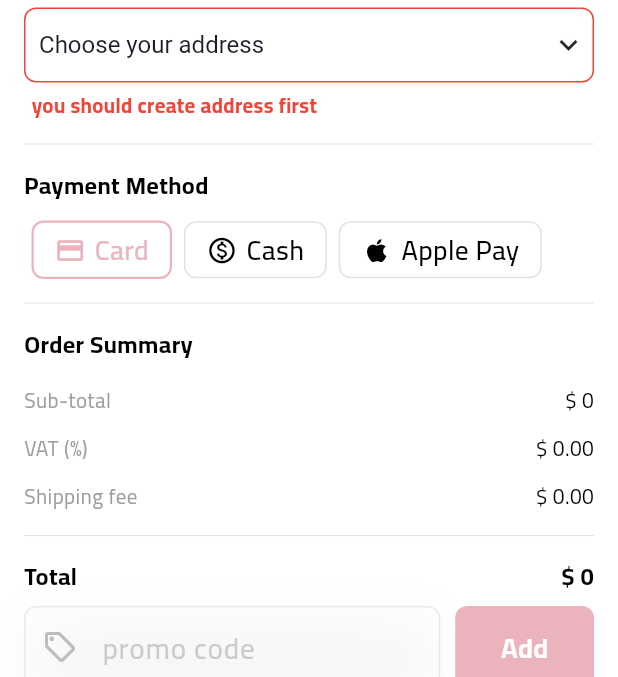
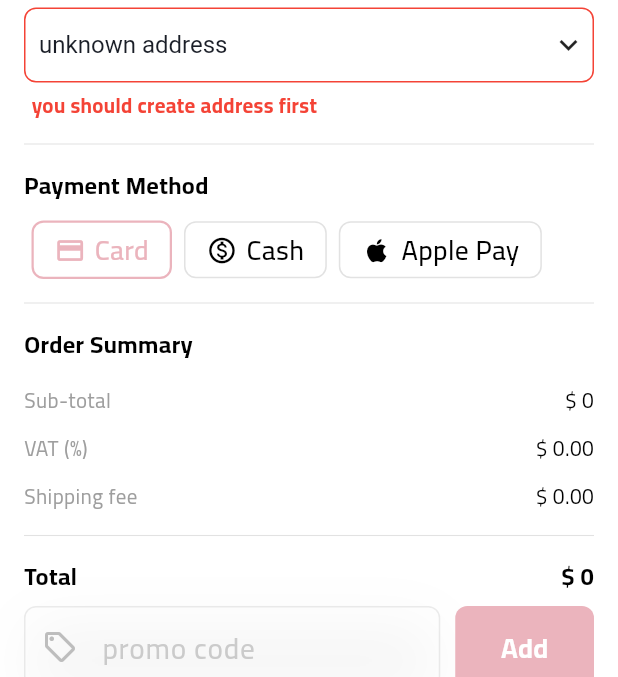
Before and after one commit to 1Mahmoud12/newTenant, a Flutter app: the CheckoutView screen opened directly, on a phone screen of 412 x 824 dp, the part 213-890 px from its top. Run offline on Flutter 3.47's test engine with Material 3 defaults, Android fonts, the light colour scheme and no system bars; our stand-ins replace awesome_notifications, bloc, cached_network_image, connectivity_plus, country_code_picker, dartz and 24 more; accounts and stored records are empty; generated files the repository leaves out were written again; network calls fail; statements that could not run were skipped.

Commit message:
update default address

```diff
--- a/lib/core/utils/constants.dart
+++ b/lib/core/utils/constants.dart
@@ -11,6 +11,7 @@ class Constants {
   static int distance = 100; // Km
 
   static String notificationChannelKey = 'channel_id1';
+  static AddressModel defaultAddress = AddressModel(-1, 'unknown address');
   static String fcmToken = '';
   static String deviceId = '';
   static String subdomain = 'shine';
@@ -38,6 +39,12 @@ class Constants {
 enum StatusRequest { completed, pending, canceled }
 
 bool arabicLanguage = true;
+
+class AddressModel {
+  String? name;
+  int? addressId;
+  AddressModel(this.addressId, this.name);
+}
 
 class IconAndText {
   final String icon;
--- a/lib/feature/account/view/presentation/account_view.dart
+++ b/lib/feature/account/view/presentation/account_view.dart
@@ -11,7 +11,6 @@ import 'package:dobzz_seller/feature/account/view/myDetalis/presentation/manager
 import 'package:dobzz_seller/feature/account/view/myDetalis/presentation/my_details_veiw.dart';
 import 'package:dobzz_seller/feature/account/view/myOrders/presentation/my_order_view.dart';
 import 'package:dobzz_seller/feature/account/view/notificationSetting/presentation/notification_setting_view.dart';
-import 'package:dobzz_seller/feature/auth/forgetPassword/view/presentation/forget_password_view.dart';
 import 'package:dobzz_seller/feature/auth/forgetPassword/view/presentation/reset_password_view.dart';
 import 'package:dobzz_seller/feature/auth/login/view/presentation/login_screen.dart';
 import 'package:dobzz_seller/feature/cart/view/address/presentation/address_view.dart';
--- a/lib/feature/cart/view/address/presentation/manager/address/cubit/address_cubit.dart
+++ b/lib/feature/cart/view/address/presentation/manager/address/cubit/address_cubit.dart
@@ -1,4 +1,7 @@
+import 'dart:developer';
+
 import 'package:bloc/bloc.dart';
+import 'package:dobzz_seller/core/utils/constants.dart';
 import 'package:dobzz_seller/core/utils/constants_models.dart';
 import 'package:dobzz_seller/core/utils/utils.dart';
 import 'package:dobzz_seller/feature/cart/view/address/data/dataSourec/address_data_source.dart';
@@ -19,6 +22,8 @@ class AddressCubit extends Cubit<AddressState> {
           emit(AddressError(e: l.errMessage));
         }, (r) async {
           ConstantsModels.addressModel = r;
+          log('print address ====>${ConstantsModels.addressModel?.toJson()}');
+          log('default address ====>${Constants.defaultAddress.addressId}');
           emit(AddressSuccess());
         });
       },
--- a/lib/feature/cart/view/checkout/presentation/check_out_view.dart
+++ b/lib/feature/cart/view/checkout/presentation/check_out_view.dart
@@ -5,6 +5,7 @@ import 'package:dobzz_seller/core/component/custom_list.dart';
 import 'package:dobzz_seller/core/component/fields/custom_text_form_field.dart';
 import 'package:dobzz_seller/core/themes/colors.dart';
 import 'package:dobzz_seller/core/utils/constant_gaping.dart';
+import 'package:dobzz_seller/core/utils/constants.dart';
 import 'package:dobzz_seller/core/utils/constants_models.dart';
 import 'package:dobzz_seller/core/utils/navigate.dart';
 import 'package:dobzz_seller/core/utils/utils.dart';
@@ -126,7 +127,7 @@ class _CheckoutViewState extends State<CheckoutView> {
                                   errorText: 'you should create address first',
                                   nameField: 'Address'.tr(),
                                   borderColor: Colors.grey.withOpacity(0.2),
-                                  selectedItem: DropDownModel(name: 'Choose your address'.tr(), value: 0),
+                                  selectedItem: DropDownModel(name: Constants.defaultAddress!.name!, value: 0),
                                   items: ConstantsModels.addressModel?.data?.map((e) {
                                         return DropDownModel(name: e.name ?? '', value: e.id ?? -1);
                                       }).toList() ??
--- a/lib/feature/cart/view/checkout/presentation/manager/processToCheckout/cubit/process_to_checkout_cubit.dart
+++ b/lib/feature/cart/view/checkout/presentation/manager/processToCheckout/cubit/process_to_checkout_cubit.dart
@@ -1,4 +1,5 @@
 import 'package:bloc/bloc.dart';
+import 'package:dobzz_seller/core/utils/constants.dart';
 import 'package:dobzz_seller/core/utils/navigate.dart';
 import 'package:dobzz_seller/core/utils/utils.dart';
 import 'package:dobzz_seller/feature/account/view/myOrders/presentation/my_order_view.dart';
@@ -11,7 +12,7 @@ part 'process_to_checkout_state.dart';
 
 class ProcessToCheckoutCubit extends Cubit<ProcessToCheckoutState> {
   ProcessToCheckoutCubit() : super(ProcessToCheckoutInitial());
-  String addressId = '';
+  String addressId = Constants.defaultAddress.addressId.toString();
   Future<void> processToCheckout({required BuildContext context}) async {
     emit(ProcessToCheckoutLoading());
     await ProcessToCheckoutDataSource.processToCheckout(addressId: addressId).then(
--- a/lib/my_app.dart
+++ b/lib/my_app.dart
@@ -1,3 +1,4 @@
+import 'package:dobzz_seller/feature/cart/view/address/presentation/manager/address/cubit/address_cubit.dart';
 import 'package:dobzz_seller/mainCubit/cubit/main_cubit_cubit.dart';
 import 'package:easy_localization/easy_localization.dart';
 import 'package:flutter/material.dart';
@@ -25,10 +26,12 @@ class MyApp extends StatefulWidget {
 class _MyAppState extends State<MyApp> {
   @override
   void initState() {
+    addressCubit.getAddress(context: context);
     // HomeDataSourceImpl().appVisit();
     super.initState();
   }
 
+  AddressCubit addressCubit = AddressCubit();
   @override
   Widget build(BuildContext context) {
     return ScreenUtilInit(
```
Also changed, not shown: lib/feature/cart/view/address/data/models/address_model.dart (+11 -2 lines).
